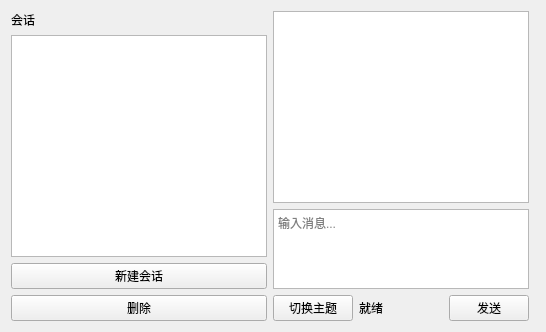
The window that forms/chatwidget.ui (haitao0310/glmassistant) describes before a commit, drawn with Qt 5.
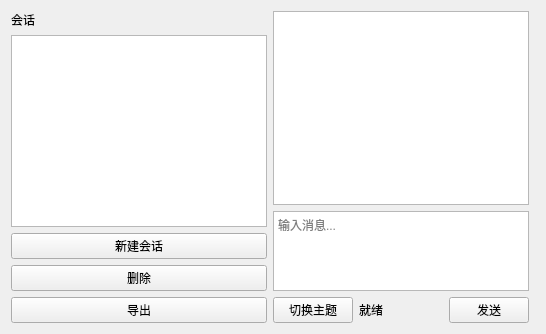
The same window after the commit. Custom widgets are drawn as their Qt base class.

Commit message:
feat: 会话导出(Markdown)
- chatwidget.ui: 加导出按钮
- ChatWidget: QFileDialog 选路径 → QFile 写 Markdown(UTF-8)
- 格式: 我/GLM 标注 + 内容 + --- 分隔

Diff of the .ui file:
```diff
--- a/forms/chatwidget.ui
+++ b/forms/chatwidget.ui
@@ -23,6 +23,11 @@
        <property name="text"><string>删除</string></property>
       </widget>
      </item>
+     <item>
+      <widget class="QPushButton" name="exportBtn">
+       <property name="text"><string>导出</string></property>
+      </widget>
+     </item>
     </layout>
    </item>
    <item>
```
The commit also changes 1 other file.
